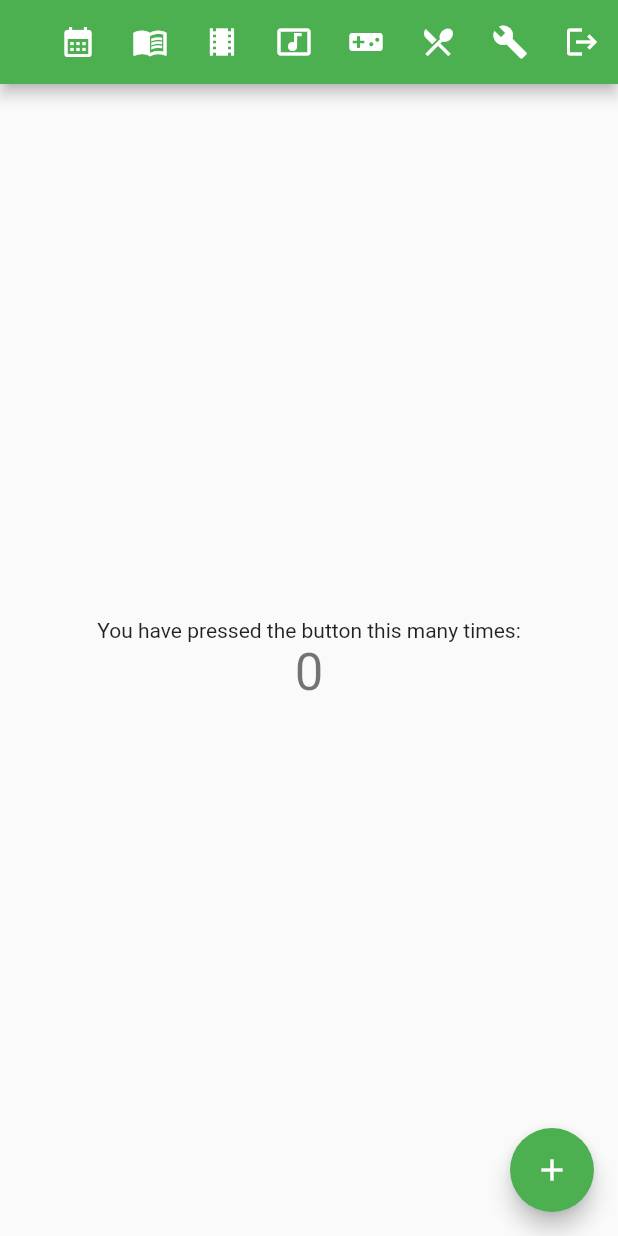
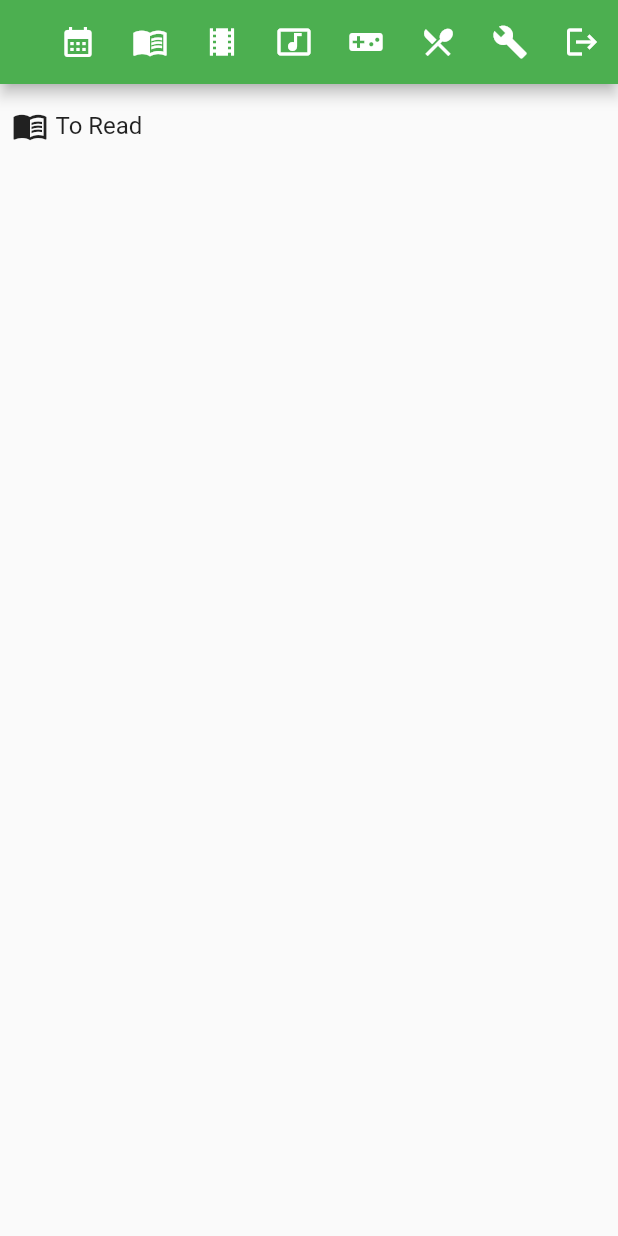
Before and after one commit to samskivert/inoutapp, a Flutter app: the screen it shows once a user with an empty profile is signed in, on a phone screen of 412 x 824 dp. Run offline on Flutter 3.47's test engine with Material 2 defaults, Android fonts, the phone set to English and light mode, and no system bars; our stand-ins replace built_collection, built_value, cloud_firestore, firebase_auth, firebase_core; accounts and stored records are empty.

Commit message:
Starting on basic bits.
Have some data coming from Firestore and being presented in a moderately
civilized way.

```diff
--- /dev/null
+++ b/lib/lists.dart
@@ -0,0 +1,108 @@
+import 'package:flutter/material.dart';
+import 'model.dart';
+import 'store.dart';
+
+class ReadList extends StatefulWidget {
+  const ReadList ({super.key, required this.store});
+
+  final Store store;
+
+  @override ReadListState createState () {
+    return ReadListState();
+  }
+}
+
+class ReadListState extends State<ReadList> {
+
+  @override Widget build (BuildContext context) {
+    return FutureBuilder<Iterable<Read>>(
+      future: widget.store.readItems(),
+      builder: (BuildContext context, AsyncSnapshot<Iterable<Read>> snapshot) {
+        if (snapshot.hasError) return const Text("What is this? I can't even.");
+        if (snapshot.connectionState != ConnectionState.done) return const Text("Loading...");
+
+        var reading = snapshot.data!.where((ii) => ii.started != null).toList();
+        reading.sort((a, b) => a.started!.compareTo(b.started!));
+        var toRead = snapshot.data!.where((ii) => ii.started == null).toList();
+        toRead.sort((a, b) => b.created.compareTo(a.created));
+
+        return ListView.separated(
+          separatorBuilder: (BuildContext context, int index) => const Divider(),
+          itemCount: (reading.isNotEmpty ? 1 : 0) + reading.length + 1 + toRead.length,
+          itemBuilder: (BuildContext context, int index) {
+            if (reading.isNotEmpty) {
+              if (index == 0) {
+                return header('Reading');
+              } else if (index-1 < reading.length) {
+                return ReadItem(item: reading[index-1]);
+              } else {
+                index -= reading.length+1;
+              }
+            }
+            return index == 0 ? header('To Read') : ReadItem(item: toRead[index-1]);
+          },
+        );
+      },
+    );
+  }
+
+  Widget header (String label) {
+    return Row(children: <Widget>[
+      const Icon(Icons.menu_book),
+      const SizedBox(width: 5),
+      Text(label, style: Theme.of(context).textTheme.titleMedium),
+    ]);
+  }
+}
+
+class ReadItem extends StatelessWidget {
+
+  const ReadItem ({super.key, required this.item});
+  final Read item;
+
+  @override Widget build (BuildContext context) {
+    var actionTip = item.started == null ? "Mark as started" : "Mark as completed";
+    var actionIcon = item.started == null ? Icons.play_arrow : Icons.check_box_outline_blank;
+    var items = <Widget>[
+      IconButton(
+        icon: Icon(actionIcon),
+        tooltip: actionTip,
+        onPressed: () {
+        },
+      ),
+      Column(
+        crossAxisAlignment: CrossAxisAlignment.start,
+        children: <Widget>[
+          Text(item.title),
+          Text(item.author ?? "", style: Theme.of(context).textTheme.bodySmall),
+        ]),
+      const Spacer(),
+    ];
+    if (item.link != null) {
+      items.add(IconButton(
+        icon: const Icon(Icons.link),
+        tooltip: item.link,
+        onPressed: () {
+        }
+      ));
+    }
+    items.addAll([
+      Icon(iconFor(item.type), color: Colors.grey),
+      IconButton(
+        icon: const Icon(Icons.edit),
+        tooltip: "Edit",
+        onPressed: () {
+        },
+      ),
+    ]);
+    return Row(children: items);
+  }
+
+  IconData iconFor (ReadType type) {
+    switch (type) {
+    case ReadType.article: return Icons.bookmark;
+    case ReadType.book: return Icons.menu_book;
+    case ReadType.paper: return Icons.feed_outlined;
+    }
+  }
+}
--- a/lib/main.dart
+++ b/lib/main.dart
@@ -3,6 +3,9 @@ import 'package:firebase_core/firebase_core.dart';
 import 'package:firebase_auth/firebase_auth.dart';
 import 'firebase_options.dart';
 import 'auth.dart';
+import 'model.dart';
+import 'store.dart';
+import 'lists.dart';
 
 void main () async {
   WidgetsFlutterBinding.ensureInitialized();
@@ -22,27 +25,30 @@ class InOutApp extends StatefulWidget {
 }
 
 class InOutAppState extends State<InOutApp> {
-  User? _user;
+  // User? _user;
+  Store? _store;
 
   @override
   void initState () {
     super.initState();
     FirebaseAuth.instance.authStateChanges().listen((User? user) {
       setState(() {
-        _user = user;
+        // _user = user;
+        _store = user == null ? null : Store(user);
       });
     });
   }
 
   @override
   Widget build (BuildContext context) {
-    var title = 'Input/Output';
+    const title = 'Input/Output';
+    final store = _store;
+    final home = store != null ? ListsPage(title: title, store: store) :
+      const AuthPage(title: title);
     return MaterialApp(
       title: title,
-      theme: ThemeData(
-        primarySwatch: Colors.green,
-      ),
-      home: _user == null ? AuthPage(title: title) : ListsPage(title: title),
+      theme: ThemeData(primarySwatch: Colors.green),
+      home: home,
     );
   }
 }
@@ -52,8 +58,7 @@ class AuthPage extends StatelessWidget {
 
   final String title;
 
-  @override
-  Widget build (BuildContext context) {
+  @override Widget build (BuildContext context) {
     return Scaffold(
       appBar: AppBar(
         title: Text(title),
@@ -69,29 +74,26 @@ class AuthPage extends StatelessWidget {
 }
 
 class ListsPage extends StatefulWidget {
-  const ListsPage ({super.key, required this.title});
+  const ListsPage ({super.key, required this.title, required this.store});
 
   final String title;
+  final Store store;
 
   @override
   State<ListsPage> createState () => _ListsPageState();
 }
 
 class _ListsPageState extends State<ListsPage> {
-  int _counter = 0;
+  ItemType _page = ItemType.read;
 
-  void _incrementCounter () async {
-    setState(() {
-      _counter++;
-    });
-  }
-
-  IconButton listIcon (IconData icon, String tooltip) {
+  IconButton listIcon (ItemType page, IconData icon, String tooltip) {
     return IconButton(
       icon: Icon(icon),
       tooltip: tooltip,
       onPressed: () {
-        // TODO: set the selected tab state
+        setState(() {
+          _page = page;
+        });
       }
     );
   }
@@ -102,13 +104,13 @@ class _ListsPageState extends State<ListsPage> {
       appBar: AppBar(
         title: Text(widget.title),
         actions: <Widget>[
-          listIcon(Icons.calendar_month, "Journal"),
-          listIcon(Icons.menu_book, "To Read"),
-          listIcon(Icons.local_movies, "To See"),
-          listIcon(Icons.music_video, "To Hear"),
-          listIcon(Icons.videogame_asset, "To Play"),
-          listIcon(Icons.local_dining, "To Dine"),
-          listIcon(Icons.build, "To Build"),
+          listIcon(ItemType.journal, Icons.calendar_month, "Journal"),
+          listIcon(ItemType.read, Icons.menu_book, "To Read"),
+          listIcon(ItemType.watch, Icons.local_movies, "To See"),
+          listIcon(ItemType.hear, Icons.music_video, "To Hear"),
+          listIcon(ItemType.play, Icons.videogame_asset, "To Play"),
+          listIcon(ItemType.dine, Icons.local_dining, "To Dine"),
+          listIcon(ItemType.build, Icons.build, "To Build"),
           IconButton(
             icon: const Icon(Icons.logout),
             tooltip: 'Logout',
@@ -122,24 +124,9 @@ class _ListsPageState extends State<ListsPage> {
       body: Center(
         child: Padding(
           padding: const EdgeInsets.symmetric(horizontal: 8, vertical: 16),
-          child: Column(
-            mainAxisAlignment: MainAxisAlignment.center,
-            children: <Widget>[
-              const Text(
-                'You have pressed the button this many times:',
-              ),
-              Text(
-                '$_counter',
-                style: Theme.of(context).textTheme.headlineMedium,
-              ),
-            ],
-          ),
+          // TODO: pick list based on _page
+          child: ReadList(store: widget.store),
         ),
-      ),
-      floatingActionButton: FloatingActionButton(
-        onPressed: _incrementCounter,
-        tooltip: 'Increment',
-        child: const Icon(Icons.add),
       ),
     );
   }
--- /dev/null
+++ b/lib/model.dart
@@ -0,0 +1,129 @@
+import 'package:built_value/built_value.dart';
+import 'package:built_value/serializer.dart';
+import 'package:built_value/standard_json_plugin.dart';
+import 'package:built_collection/built_collection.dart';
+import 'package:cloud_firestore/cloud_firestore.dart';
+
+part 'model.g.dart';
+
+enum ItemType { journal, read, watch, hear, play, dine, build }
+
+abstract class Item {
+  Timestamp get created;
+  BuiltList<String> get tags;
+  String? get link;
+  String? get completed;
+}
+
+enum Rating { none, bad, meh, ok, good, great }
+
+abstract class Consume extends Item {
+  Rating get rating;
+  String? get recommender;
+}
+
+enum ReadType { article, book, paper }
+
+abstract class Read implements Item, Consume, Built<Read, ReadBuilder> {
+  static Serializer<Read> get serializer => _$readSerializer;
+
+  String get title;
+  String? get author;
+  ReadType get type;
+  String? get started;
+  bool get abandoned;
+
+  factory Read([void Function(ReadBuilder) updates]) = _$Read;
+  Read._();
+}
+
+abstract class Build implements Item, Built<Build, BuildBuilder> {
+  static Serializer<Build> get serializer => _$buildSerializer;
+
+  String get text;
+
+  factory Build([void Function(BuildBuilder) updates]) = _$Build;
+  Build._();
+}
+
+// in order to provide a defaults value for enums we need this custom builder, yay!
+abstract class ReadBuilder implements Builder<Read, ReadBuilder> {
+  Timestamp? created;
+  ListBuilder<String> tags = ListBuilder<String>();
+  String? link;
+  String? completed;
+
+  Rating rating = Rating.none;
+  String? recommender;
+
+  String? title;
+  String? author;
+  ReadType type = ReadType.book;
+  String? started;
+  bool abandoned = false;
+
+  factory ReadBuilder() = _$ReadBuilder;
+  ReadBuilder._();
+}
+
+// manual serialization plumbing, yay!
+
+class TimestampSerializer implements PrimitiveSerializer<Timestamp> {
+  final bool structured = false;
+  @override final Iterable<Type> types = BuiltList<Type>([Timestamp]);
+  @override final String wireName = 'Timestamp';
+
+  @override
+  Object serialize(Serializers serializers, Timestamp timestamp,
+                   {FullType specifiedType = FullType.unspecified}) {
+    return timestamp;
+  }
+
+  @override
+  Timestamp deserialize(Serializers serializers, Object serialized,
+                        {FullType specifiedType = FullType.unspecified}) {
+    return serialized as Timestamp;
+  }
+}
+
+class RatingSerializer implements PrimitiveSerializer<Rating> {
+  final bool structured = false;
+  @override final Iterable<Type> types = BuiltList<Type>([Rating]);
+  @override final String wireName = 'Rating';
+
+  @override Object serialize (
+    Serializers serializers, Rating value, {FullType specifiedType = FullType.unspecified}
+  ) { return value.name; }
+
+  @override Rating deserialize(
+    Serializers serializers, Object serialized, {FullType specifiedType = FullType.unspecified}
+  ) { return Rating.values.byName(serialized as String); }
+}
+
+class ReadTypeSerializer implements PrimitiveSerializer<ReadType> {
+  final bool structured = false;
+  @override final Iterable<Type> types = BuiltList<Type>([ReadType]);
+  @override final String wireName = 'ReadType';
+
+  @override
+  Object serialize(Serializers serializers, ReadType value,
+                   {FullType specifiedType = FullType.unspecified}) {
+    return value.name;
+  }
+
+  @override
+  ReadType deserialize(Serializers serializers, Object serialized,
+                       {FullType specifiedType = FullType.unspecified}) {
+    return ReadType.values.byName(serialized as String);
+  }
+}
+
+@SerializersFor([
+  Read,
+  Build,
+])
+final Serializers serializers = (_$serializers.toBuilder()
+  ..add(TimestampSerializer())
+  ..add(RatingSerializer())
+  ..add(ReadTypeSerializer())
+  ..addPlugin(StandardJsonPlugin())).build();
--- /dev/null
+++ b/lib/store.dart
@@ -0,0 +1,20 @@
+import 'package:firebase_auth/firebase_auth.dart';
+import 'package:cloud_firestore/cloud_firestore.dart';
+import 'model.dart';
+
+class Store {
+  final User user;
+
+  Store(this.user);
+
+  Future<Iterable<Read>> readItems () async {
+    var snap = await collection('read').where('completed', isNull: true).get();
+    return snap.docs.map((dd) => serializers.deserializeWith<Read>(Read.serializer, dd.data())).
+      whereType<Read>();
+  }
+
+  CollectionReference<Map<String, dynamic>> collection (String name) {
+    return FirebaseFirestore.instance.collection('users').doc(user.uid).collection(name);
+  }
+
+}
```
Also changed, not shown: lib/model.g.dart (added), 1 other file.
